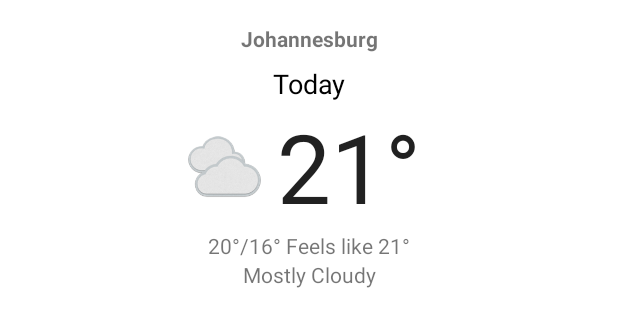
After one commit to NalediMadlopha/sunrise, an Android app: the layout forecast_list_item_today.xml on its own in the app's theme, with its tools: preview values and no code run, on a phone screen of 412 x 824 dp. The commit adds this screen. Shown: the top 327 px of the screen. Run offline under Robolectric (Android 15) with nearby library versions, the phone set to English and light mode, and no system bars.

Commit message:
feature: Implement Forecast UI

```diff
--- a/app/build.gradle
+++ b/app/build.gradle
@@ -51,6 +51,7 @@ dependencies {
     implementation 'androidx.navigation:navigation-fragment-ktx:2.3.1'
     implementation 'androidx.navigation:navigation-ui-ktx:2.3.1'
     implementation 'com.google.android.gms:play-services-maps:17.0.0'
+    implementation 'androidx.swiperefreshlayout:swiperefreshlayout:1.1.0'
 
     testImplementation 'junit:junit:4.13.1'
     testImplementation 'org.mockito:mockito-core:2.23.4'
--- a/app/src/main/AndroidManifest.xml
+++ b/app/src/main/AndroidManifest.xml
@@ -19,7 +19,7 @@
             android:value="@string/google_maps_key"/>
 
         <activity
-            android:name=".MainActivity"
+            android:name=".ui.main.MainActivity"
             android:label="@string/app_name"
             android:theme="@style/Theme.Sunrise.NoActionBar">
             <intent-filter>
--- /dev/null
+++ b/app/src/main/res/layout/forecast_list_item_today.xml
@@ -0,0 +1,82 @@
+<?xml version="1.0" encoding="utf-8"?>
+<androidx.constraintlayout.widget.ConstraintLayout xmlns:android="http://schemas.android.com/apk/res/android"
+    xmlns:app="http://schemas.android.com/apk/res-auto"
+    xmlns:tools="http://schemas.android.com/tools"
+    android:layout_width="match_parent"
+    android:layout_height="wrap_content"
+    android:clickable="true"
+    android:focusable="true"
+    android:foreground="?selectableItemBackground"
+    android:padding="@dimen/default_medium">
+
+    <TextView
+        android:id="@+id/location_name_textview"
+        android:layout_width="wrap_content"
+        android:layout_height="wrap_content"
+        android:textAppearance="@style/TextAppearance.AppCompat.Small"
+        android:textStyle="bold"
+        app:layout_constraintEnd_toEndOf="parent"
+        app:layout_constraintStart_toStartOf="parent"
+        app:layout_constraintTop_toTopOf="parent"
+        tools:text="Johannesburg" />
+
+    <TextView
+        android:id="@+id/date_textview"
+        android:layout_width="wrap_content"
+        android:layout_height="wrap_content"
+        android:layout_marginTop="@dimen/default_small"
+        android:textAppearance="@style/TextAppearance.AppCompat.Medium"
+        android:textColor="@android:color/black"
+        app:layout_constraintEnd_toEndOf="parent"
+        app:layout_constraintStart_toStartOf="parent"
+        app:layout_constraintTop_toBottomOf="@id/location_name_textview"
+        tools:text="Today" />
+
+    <LinearLayout
+        android:id="@+id/temperature_container"
+        android:layout_width="match_parent"
+        android:layout_height="wrap_content"
+        android:gravity="center"
+        android:orientation="horizontal"
+        app:layout_constraintEnd_toEndOf="parent"
+        app:layout_constraintStart_toStartOf="parent"
+        app:layout_constraintTop_toBottomOf="@id/date_textview">
+
+        <ImageView
+            android:id="@+id/weather_icon"
+            android:layout_width="@dimen/weather_icon_size_today"
+            android:layout_height="@dimen/weather_icon_size_today"
+            android:layout_gravity="center"
+            android:src="@mipmap/art_clouds" />
+
+        <TextView
+            android:id="@+id/temperature_textview"
+            android:layout_width="wrap_content"
+            android:layout_height="wrap_content"
+            android:layout_marginStart="@dimen/default_small"
+            android:layout_marginEnd="@dimen/default_small"
+            android:textAppearance="@style/TextAppearance.AppCompat.Large"
+            android:textSize="@dimen/default_extra_large_xx_text"
+            tools:text="21\u00B0" />
+
+    </LinearLayout>
+
+    <TextView
+        android:id="@+id/min_max_textview"
+        android:layout_width="wrap_content"
+        android:layout_height="wrap_content"
+        app:layout_constraintEnd_toEndOf="parent"
+        app:layout_constraintStart_toStartOf="parent"
+        app:layout_constraintTop_toBottomOf="@id/temperature_container"
+        tools:text="20\u00B0/16\u00B0 Feels like 21\u00B0" />
+
+    <TextView
+        android:id="@+id/description_textview"
+        android:layout_width="wrap_content"
+        android:layout_height="wrap_content"
+        app:layout_constraintEnd_toEndOf="parent"
+        app:layout_constraintStart_toStartOf="parent"
+        app:layout_constraintTop_toBottomOf="@id/min_max_textview"
+        tools:text="Mostly Cloudy" />
+
+</androidx.constraintlayout.widget.ConstraintLayout>
--- a/app/src/main/res/values/colors.xml
+++ b/app/src/main/res/values/colors.xml
@@ -6,5 +6,5 @@
     <color name="teal_200">#FF03DAC5</color>
     <color name="teal_700">#FF018786</color>
     <color name="black">#FF000000</color>
-    <color name="white">#FFFFFFFF</color>
+    <color name="grey">#4D4D4D</color>
 </resources>
--- a/app/src/main/res/values/dimens.xml
+++ b/app/src/main/res/values/dimens.xml
@@ -5,8 +5,16 @@
     <dimen name="default_large">24dp</dimen>
     <dimen name="default_extra_large">32dp</dimen>
 
+    <dimen name="default_small_text">8sp</dimen>
+    <dimen name="default_medium_text">16sp</dimen>
+    <dimen name="default_large_text">24sp</dimen>
+    <dimen name="default_extra_large_text">32sp</dimen>
+    <dimen name="default_extra_large_xx_text">64sp</dimen>
+
     <dimen name="appbar_height">340dp</dimen>
     <dimen name="search_view_margin_top">44dp</dimen>
     <dimen name="elevation">5dp</dimen>
+    <dimen name="weather_icon_size">40dp</dimen>
+    <dimen name="weather_icon_size_today">54dp</dimen>
 
 </resources>
--- a/app/src/main/res/values/strings.xml
+++ b/app/src/main/res/values/strings.xml
@@ -3,4 +3,7 @@
     <string name="action_settings">Settings</string>
     <string name="search_hint">Search</string>
     <string name="unknown_location">Unknown location</string>
+    <string name="degrees">%d\u00B0</string>
+    <string name="min_max_feels_like">%1$d\u00B0/%2$d\u00B0 Feels like %3$d\u00B0</string>
+    <string name="min_max">%1$d\u00B0 / %2$d\u00B0</string>
 </resources>
--- a/app/src/main/res/values/themes.xml
+++ b/app/src/main/res/values/themes.xml
@@ -4,7 +4,7 @@
         <!-- Primary brand color. -->
         <item name="colorPrimary">@color/purple_500</item>
         <item name="colorPrimaryVariant">@color/purple_700</item>
-        <item name="colorOnPrimary">@color/white</item>
+        <item name="colorOnPrimary">@color/grey</item>
         <!-- Secondary brand color. -->
         <item name="colorSecondary">@color/teal_200</item>
         <item name="colorSecondaryVariant">@color/teal_700</item>
```
Also changed, not shown: app/src/main/java/com/sunrise/app/model/Forecast.kt (added, +40 -0 lines), app/src/main/java/com/sunrise/app/ui/main/ForecastAdapter.kt (added, +86 -0 lines), app/src/main/java/com/sunrise/app/ui/main/MainActivity.kt (+20 -7 lines), app/src/main/res/layout/activity_main.xml (+21 -7 lines), app/src/main/res/layout/forecast_list_item.xml (added, +54 -0 lines), app/src/main/res/mipmap-mdpi/art_clouds.png (added), app/src/main/res/mipmap-mdpi/art_light_rain.png (added), app/src/main/res/mipmap-mdpi/art_rain.png (added).
